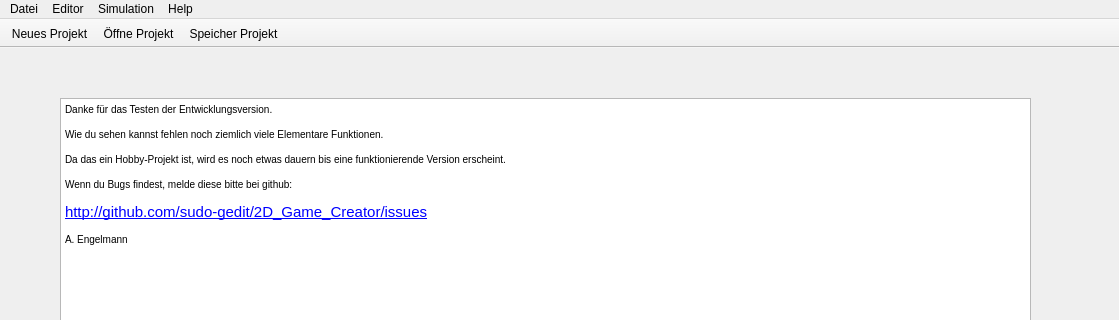
The window that 2D-Game-Creator/main/mainwindow.ui (sudo-gedit/2D_Game_Creator) describes before a commit, drawn with Qt 5; both pictures show x 0 to 1119 and y 0 to 320 of the 1119 by 666 pixel window.
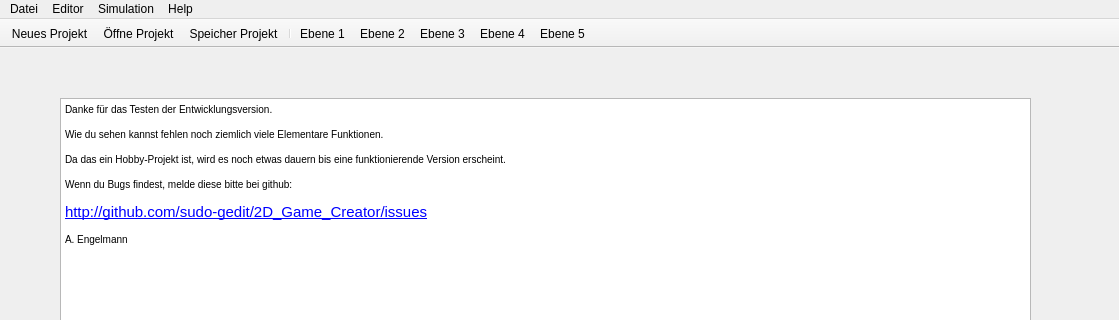
The same window after the commit. Icons and pictures are not drawn.

Patch:
```diff
--- a/2D-Game-Creator/main/mainwindow.ui
+++ b/2D-Game-Creator/main/mainwindow.ui
@@ -119,6 +119,12 @@
    <addaction name="actionNew"/>
    <addaction name="actionOpen"/>
    <addaction name="actionSave"/>
+   <addaction name="separator"/>
+   <addaction name="actionEbene_1"/>
+   <addaction name="actionEbene_2"/>
+   <addaction name="actionEbene_3"/>
+   <addaction name="actionEbene_4"/>
+   <addaction name="actionEbene_5"/>
   </widget>
   <widget class="QStatusBar" name="statusBar"/>
   <action name="actionNew">
@@ -250,6 +256,56 @@
     <string>Ausrüstungs Editor</string>
    </property>
   </action>
+  <action name="actionEbene_1">
+   <property name="icon">
+    <iconset resource="../res/ress_con.qrc">
+     <normaloff>:/icons/icon/in_app/e1a.gif</normaloff>
+     <activeoff>:/icons/icon/in_app/e1b.gif</activeoff>:/icons/icon/in_app/e1a.gif</iconset>
+   </property>
+   <property name="text">
+    <string>Ebene 1</string>
+   </property>
+  </action>
+  <action name="actionEbene_2">
+   <property name="icon">
+    <iconset resource="../res/ress_con.qrc">
+     <normaloff>:/icons/icon/in_app/e2a.gif</normaloff>
+     <activeoff>:/icons/icon/in_app/e2b.gif</activeoff>:/icons/icon/in_app/e2a.gif</iconset>
+   </property>
+   <property name="text">
+    <string>Ebene 2</string>
+   </property>
+  </action>
+  <action name="actionEbene_3">
+   <property name="icon">
+    <iconset resource="../res/ress_con.qrc">
+     <normaloff>:/icons/icon/in_app/e3a.gif</normaloff>
+     <activeoff>:/icons/icon/in_app/e3b.gif</activeoff>:/icons/icon/in_app/e3a.gif</iconset>
+   </property>
+   <property name="text">
+    <string>Ebene 3</string>
+   </property>
+  </action>
+  <action name="actionEbene_4">
+   <property name="icon">
+    <iconset resource="../res/ress_con.qrc">
+     <normaloff>:/icons/icon/in_app/e4a.gif</normaloff>
+     <activeoff>:/icons/icon/in_app/e4b.gif</activeoff>:/icons/icon/in_app/e4a.gif</iconset>
+   </property>
+   <property name="text">
+    <string>Ebene 4</string>
+   </property>
+  </action>
+  <action name="actionEbene_5">
+   <property name="icon">
+    <iconset resource="../res/ress_con.qrc">
+     <normaloff>:/icons/icon/in_app/e5a.gif</normaloff>
+     <activeoff>:/icons/icon/in_app/e5b.gif</activeoff>:/icons/icon/in_app/e5a.gif</iconset>
+   </property>
+   <property name="text">
+    <string>Ebene 5</string>
+   </property>
+  </action>
  </widget>
  <layoutdefault spacing="6" margin="11"/>
  <resources>
```
